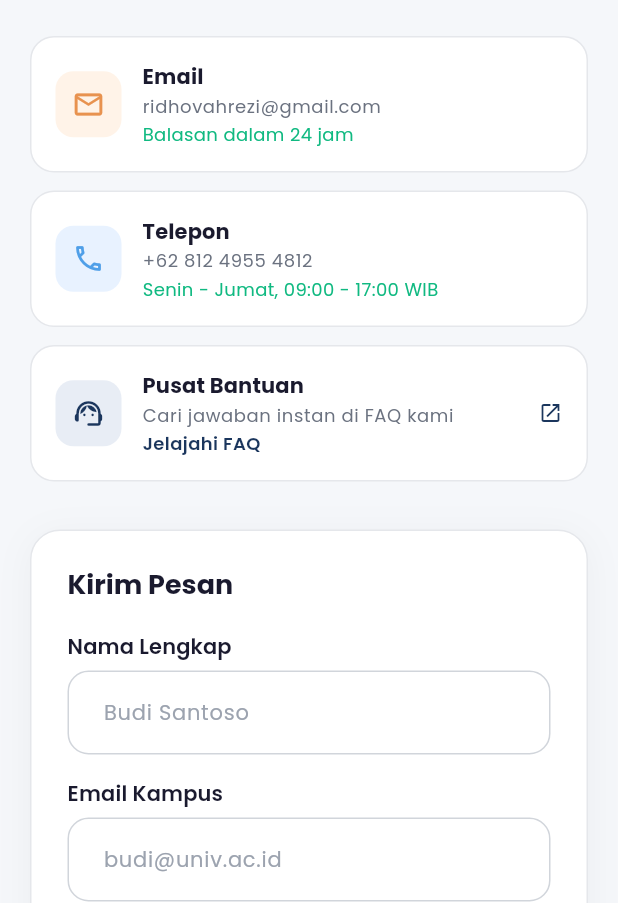
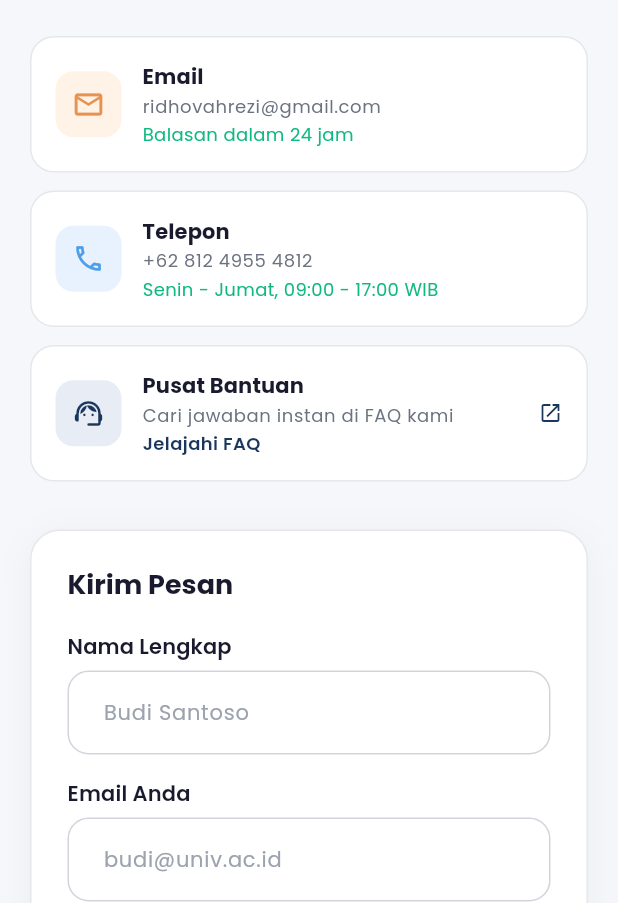
Before and after one commit to RiveRyxaa/jadwal_mahasiswa, a Flutter app: the ContactScreen screen opened directly, on a phone screen of 412 x 824 dp, the part 333-1236 px from its top. Run offline on Flutter 3.47's test engine with Material 3 defaults, Android fonts, the phone set to English and light mode, and no system bars; our stand-ins replace firebase_auth, firebase_core, google_fonts, google_sign_in, shared_preferences; accounts and stored records are empty.

```diff
--- a/blueprint_campusflow.txt
+++ b/blueprint_campusflow.txt
@@ -3,7 +3,7 @@ BLUEPRINT APLIKASI CAMPUSFLOW
 =============================
 
 NAMA APLIKASI:
-CampusFlow (Contoh Nama)
+CampusFlow
 
 JENIS APLIKASI:
 Aplikasi Jadwal Kuliah Pintar & Produktivitas Mahasiswa
--- a/lib/providers/auth_provider.dart
+++ b/lib/providers/auth_provider.dart
@@ -19,6 +19,7 @@ class AuthProvider extends ChangeNotifier {
   final _uuid = const Uuid();
   final fb.FirebaseAuth _firebaseAuth = fb.FirebaseAuth.instance;
   final GoogleSignIn _googleSignIn = GoogleSignIn();
+
 
   // ─── Auto Login ───
   Future<bool> tryAutoLogin() async {
--- a/lib/screens/profil/contact_screen.dart
+++ b/lib/screens/profil/contact_screen.dart
@@ -187,7 +187,7 @@ class _ContactScreenState extends State<ContactScreen> {
                   const SizedBox(height: 16),
 
                   // Email Kampus
-                  _buildLabel(context, 'Email Kampus'),
+                  _buildLabel(context, 'Email Anda'),
                   const SizedBox(height: 6),
                   TextFormField(
                     controller: _emailController,
```
